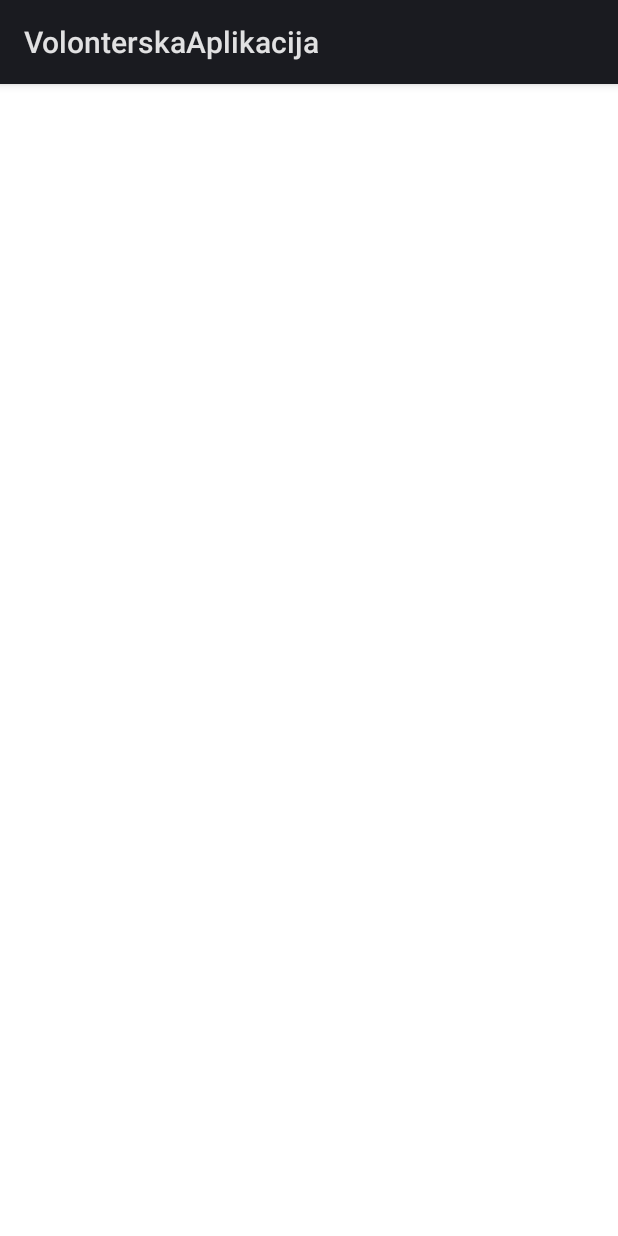
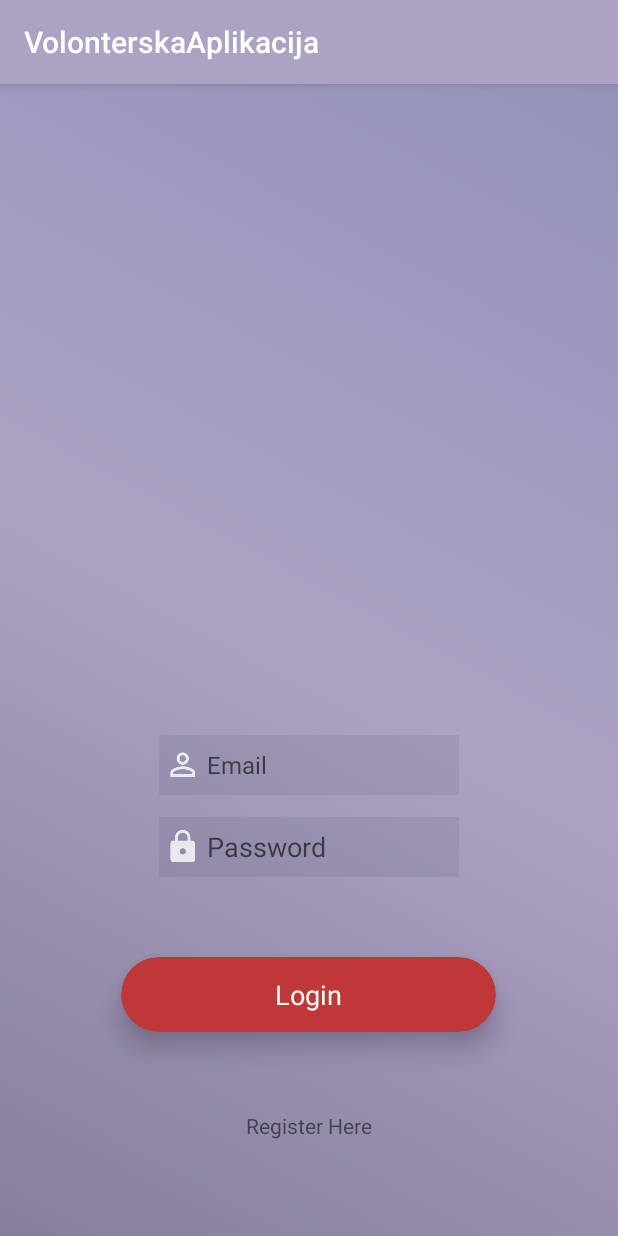
Before and after one commit to LeoLyo/volonterskaaplikacija, an Android app: the screen it shows after launch (MainActivity), on a phone screen of 412 x 824 dp. Run offline under Robolectric (Android 15) with nearby library versions, the phone set to English and light mode, and no system bars; our stand-ins replace Firebase (no records; nobody signed in at launch, a user with empty details on screens opened directly).

Commit message:
Added user login. Disabled back when logged in.

```diff
--- a/app/src/main/res/layout/activity_main.xml
+++ b/app/src/main/res/layout/activity_main.xml
@@ -8,7 +8,7 @@
     tools:context="com.random.anagnosti.volonterskaaplikacija.MainActivity">
 
     <EditText
-        android:id="@+id/editText"
+        android:id="@+id/editTextEmailLogin"
         android:layout_width="200dp"
         android:layout_height="40dp"
         android:layout_alignParentBottom="true"
@@ -17,12 +17,12 @@
         android:background="#11000000"
         android:drawableLeft="@drawable/ic_action_username"
         android:ems="10"
-        android:hint="Username"
-        android:inputType="textPersonName"
+        android:hint="Email"
+        android:inputType="textEmailAddress"
         android:textSize="16sp" />
 
     <EditText
-        android:id="@+id/editText2"
+        android:id="@+id/editTextPasswordLogin"
         android:layout_width="200dp"
         android:layout_height="40dp"
         android:layout_alignParentBottom="true"
@@ -61,7 +61,7 @@
     </android.support.v7.widget.CardView>
 
     <TextView
-        android:id="@+id/textView2"
+        android:id="@+id/textViewRegisterHere"
         android:layout_width="wrap_content"
         android:layout_height="wrap_content"
         android:layout_alignParentBottom="true"
@@ -70,4 +70,15 @@
         android:text="Register Here"
         android:onClick="registerAction"/>
 
+    <ProgressBar
+
+        android:id="@+id/progressBarLogin"
+        style="?android:attr/progressBarStyle"
+        android:layout_width="wrap_content"
+        android:layout_height="wrap_content"
+        android:layout_below="@+id/editTextPasswordLogin"
+        android:layout_centerHorizontal="true"
+        android:layout_marginTop="-239dp"
+        android:visibility="gone"/>
+
 </RelativeLayout>
--- a/app/src/main/res/values-v26/styles.xml
+++ b/app/src/main/res/values-v26/styles.xml
@@ -1,7 +1,7 @@
 <?xml version="1.0" encoding="utf-8"?>
 <resources>
 
-    <style name="AppTheme" parent="@android:style/Theme.DeviceDefault.Light.DarkActionBar">
+    <style name="AppTheme" parent="Theme.AppCompat.Light.DarkActionBar">
         <!-- Customize your theme here. -->
         <item name="colorPrimary">@color/colorPrimary</item>
         <item name="colorPrimaryDark">@color/colorPrimaryDark</item>
--- a/app/src/main/res/values/styles.xml
+++ b/app/src/main/res/values/styles.xml
@@ -1,7 +1,7 @@
 <resources>
 
     <!-- Base application theme. -->
-    <style name="AppTheme" parent="@android:style/Theme.DeviceDefault.Light.DarkActionBar">
+    <style name="AppTheme" parent="Theme.AppCompat.Light.DarkActionBar">
         <!-- Customize your theme here. -->
         <item name="colorPrimary">@color/colorPrimary</item>
         <item name="colorPrimaryDark">@color/colorPrimaryDark</item>
```
Also changed, not shown: app/src/main/java/com/random/anagnosti/volonterskaaplikacija/MainActivity.java (+64 -2 lines), app/src/main/java/com/random/anagnosti/volonterskaaplikacija/RegisterActivity.java (+6 -1 lines).
